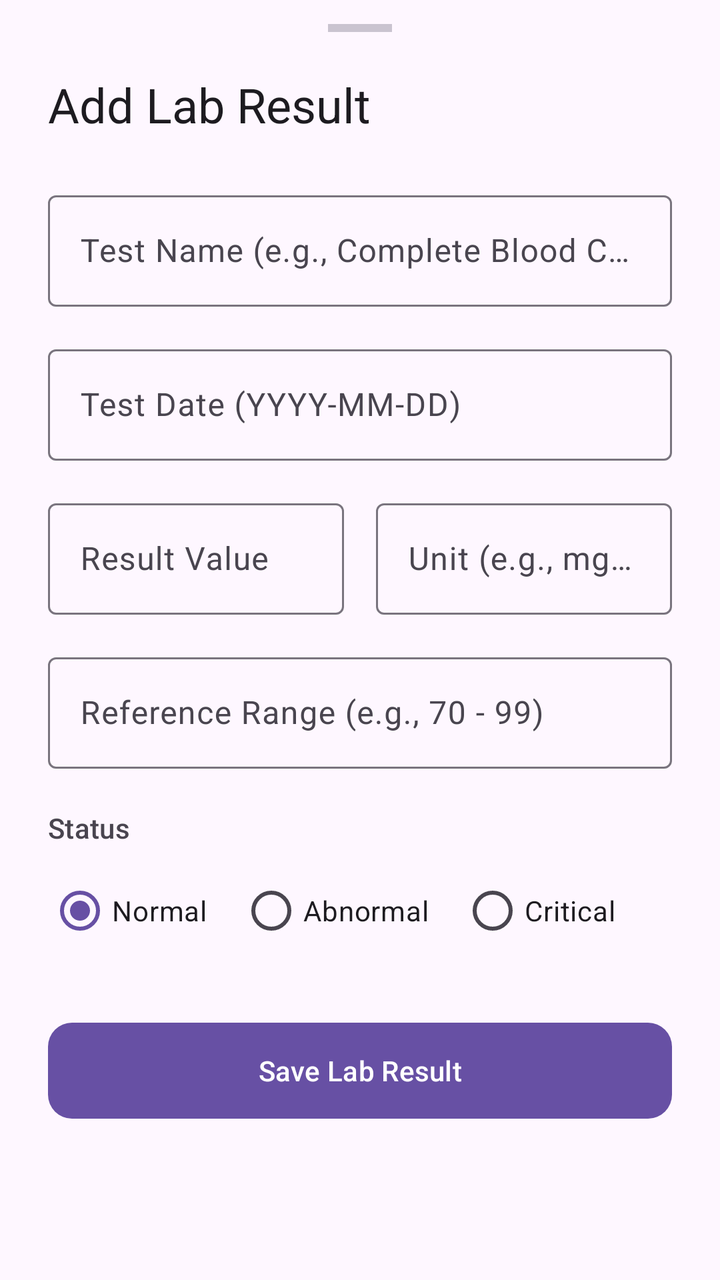
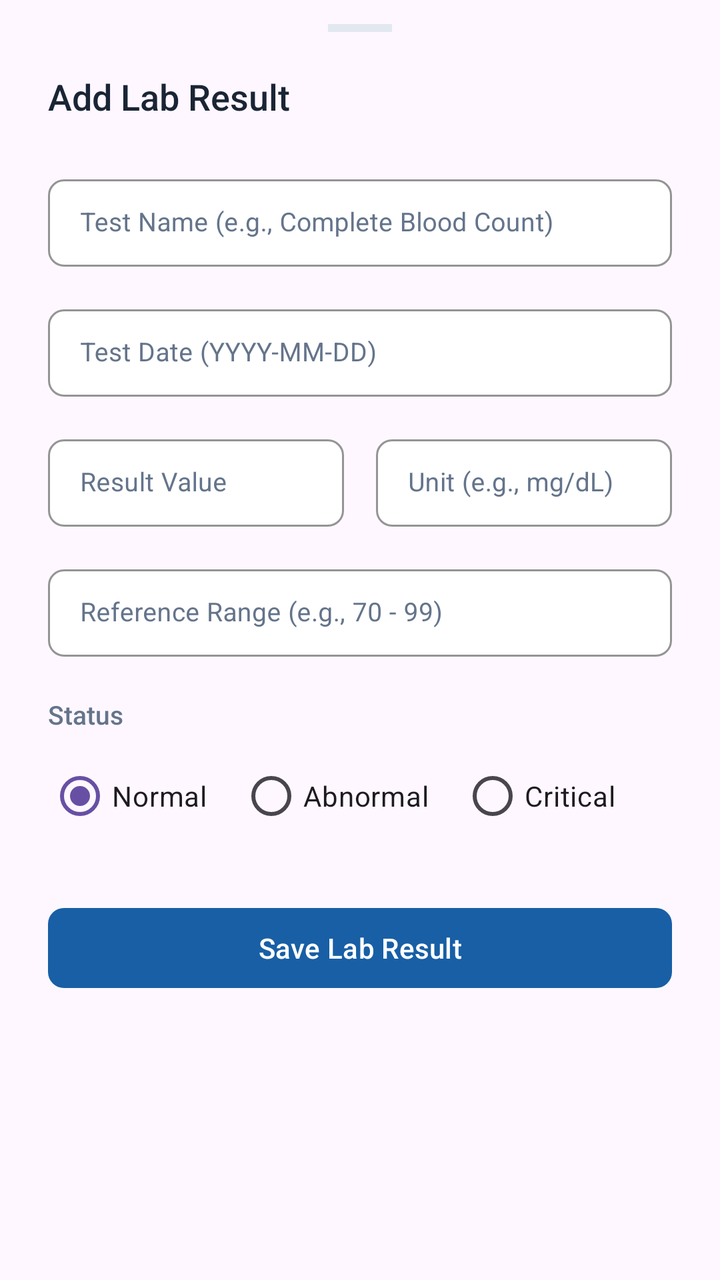

Two renders of the same Android screen: before a commit and after it. Below are the layout's source before the change and the commit's diff.
<!-- AndroidManifest.xml: application theme Theme.Healthcare_app -->
<!-- res/layout/bottom_sheet_add_lab.xml -->
<?xml version="1.0" encoding="utf-8"?>
<androidx.core.widget.NestedScrollView xmlns:android="http://schemas.android.com/apk/res/android"
    xmlns:app="http://schemas.android.com/apk/res-auto"
    android:layout_width="match_parent"
    android:layout_height="wrap_content">

    <LinearLayout
        android:layout_width="match_parent"
        android:layout_height="wrap_content"
        android:orientation="vertical"
        android:paddingStart="24dp"
        android:paddingEnd="24dp"
        android:paddingTop="12dp"
        android:paddingBottom="32dp">

        
        <View
            android:layout_width="32dp"
            android:layout_height="4dp"
            android:layout_gravity="center_horizontal"
            android:layout_marginBottom="20dp"
            android:background="?attr/colorOutlineVariant"
            android:backgroundTint="?attr/colorOutlineVariant" />

        
        <TextView
            android:id="@+id/textLabSheetTitle"
            android:layout_width="wrap_content"
            android:layout_height="wrap_content"
            android:text="Add Lab Result"
            android:textAppearance="?attr/textAppearanceHeadlineSmall"
            android:textColor="?attr/colorOnSurface"
            android:layout_marginBottom="24dp" />

        
        <com.google.android.material.textfield.TextInputLayout
            style="@style/Widget.Material3.TextInputLayout.OutlinedBox"
            android:layout_width="match_parent"
            android:layout_height="wrap_content"
            android:layout_marginBottom="16dp"
            android:hint="Test Name (e.g., Complete Blood Count)">

            <com.google.android.material.textfield.TextInputEditText
                android:id="@+id/inputTestName"
                android:layout_width="match_parent"
                android:layout_height="wrap_content"
                android:inputType="text" />

        </com.google.android.material.textfield.TextInputLayout>

        
        <com.google.android.material.textfield.TextInputLayout
            style="@style/Widget.Material3.TextInputLayout.OutlinedBox"
            android:layout_width="match_parent"
            android:layout_height="wrap_content"
            android:layout_marginBottom="16dp"
            android:hint="Test Date (YYYY-MM-DD)">

            <com.google.android.material.textfield.TextInputEditText
                android:id="@+id/inputTestDate"
                android:layout_width="match_parent"
                android:layout_height="wrap_content"
                android:focusable="false"
                android:clickable="true"
                android:inputType="none" />

        </com.google.android.material.textfield.TextInputLayout>

        
        <LinearLayout
            android:layout_width="match_parent"
            android:layout_height="wrap_content"
            android:orientation="horizontal"
            android:baselineAligned="false"
            android:layout_marginBottom="16dp">

            <com.google.android.material.textfield.TextInputLayout
                style="@style/Widget.Material3.TextInputLayout.OutlinedBox"
                android:layout_width="0dp"
                android:layout_height="wrap_content"
                android:layout_weight="1"
                android:layout_marginEnd="8dp"
                android:hint="Result Value">

                <com.google.android.material.textfield.TextInputEditText
                    android:id="@+id/inputResultValue"
                    android:layout_width="match_parent"
                    android:layout_height="wrap_content"
                    android:inputType="text" />

            </com.google.android.material.textfield.TextInputLayout>

            <com.google.android.material.textfield.TextInputLayout
                style="@style/Widget.Material3.TextInputLayout.OutlinedBox"
                android:layout_width="0dp"
                android:layout_height="wrap_content"
                android:layout_weight="1"
                android:layout_marginStart="8dp"
                android:hint="Unit (e.g., mg/dL)">

                <com.google.android.material.textfield.TextInputEditText
                    android:id="@+id/inputUnit"
                    android:layout_width="match_parent"
                    android:layout_height="wrap_content"
                    android:inputType="text" />

            </com.google.android.material.textfield.TextInputLayout>

        </LinearLayout>

        
        <com.google.android.material.textfield.TextInputLayout
            style="@style/Widget.Material3.TextInputLayout.OutlinedBox"
            android:layout_width="match_parent"
            android:layout_height="wrap_content"
            android:layout_marginBottom="20dp"
            android:hint="Reference Range (e.g., 70 - 99)">

            <com.google.android.material.textfield.TextInputEditText
                android:id="@+id/inputReferenceRange"
                android:layout_width="match_parent"
                android:layout_height="wrap_content"
                android:inputType="text" />

        </com.google.android.material.textfield.TextInputLayout>

        
        <TextView
            android:layout_width="wrap_content"
            android:layout_height="wrap_content"
            android:text="Status"
            android:textAppearance="?attr/textAppearanceLabelLarge"
            android:textColor="?attr/colorOnSurfaceVariant"
            android:layout_marginBottom="8dp" />

        
        <RadioGroup
            android:id="@+id/radioGroupLabStatus"
            android:layout_width="match_parent"
            android:layout_height="wrap_content"
            android:orientation="horizontal"
            android:layout_marginBottom="28dp">

            <com.google.android.material.radiobutton.MaterialRadioButton
                android:id="@+id/radioNormal"
                android:layout_width="wrap_content"
                android:layout_height="wrap_content"
                android:text="Normal"
                android:checked="true" />

            <com.google.android.material.radiobutton.MaterialRadioButton
                android:id="@+id/radioAbnormal"
                android:layout_width="wrap_content"
                android:layout_height="wrap_content"
                android:layout_marginStart="16dp"
                android:text="Abnormal" />

            <com.google.android.material.radiobutton.MaterialRadioButton
                android:id="@+id/radioCritical"
                android:layout_width="wrap_content"
                android:layout_height="wrap_content"
                android:layout_marginStart="16dp"
                android:text="Critical" />

        </RadioGroup>

        
        <com.google.android.material.button.MaterialButton
            android:id="@+id/btnSaveLab"
            android:layout_width="match_parent"
            android:layout_height="56dp"
            android:text="Save Lab Result"
            app:cornerRadius="12dp" />

    </LinearLayout>

</androidx.core.widget.NestedScrollView>
<!-- resources referenced by this layout -->
<resources>
  <style name="Theme.Healthcare_app" parent="Base.Theme.Healthcare_app" />
  <style name="Base.Theme.Healthcare_app" parent="Theme.Material3.DayNight.NoActionBar">
      </style>
</resources>

<!-- the commit's change to res/layout/bottom_sheet_add_lab.xml (unified diff, before → after) -->
@@ -19,8 +19,8 @@
             android:layout_height="4dp"
             android:layout_gravity="center_horizontal"
             android:layout_marginBottom="20dp"
-            android:background="?attr/colorOutlineVariant"
-            android:backgroundTint="?attr/colorOutlineVariant" />
+            android:background="#E2E8F0"
+            android:backgroundTint="#E2E8F0" />
 
         
         <TextView
@@ -28,13 +28,23 @@
             android:layout_width="wrap_content"
             android:layout_height="wrap_content"
             android:text="Add Lab Result"
-            android:textAppearance="?attr/textAppearanceHeadlineSmall"
-            android:textColor="?attr/colorOnSurface"
+            android:textSize="18sp"
+            android:fontFamily="sans-serif-medium"
+            android:textColor="#1A2535"
             android:layout_marginBottom="24dp" />
 
         
         <com.google.android.material.textfield.TextInputLayout
-            style="@style/Widget.Material3.TextInputLayout.OutlinedBox"
+            style="@style/Widget.MaterialComponents.TextInputLayout.OutlinedBox.Dense"
+            android:textColorHint="#64748B"
+            app:boxBackgroundColor="#FFFFFF"
+            app:boxStrokeColor="#E2E8F0"
+            app:boxStrokeWidth="1dp"
+            app:boxCornerRadiusTopStart="8dp"
+            app:boxCornerRadiusTopEnd="8dp"
+            app:boxCornerRadiusBottomStart="8dp"
+            app:boxCornerRadiusBottomEnd="8dp"
+            app:hintTextColor="#185FA5"
             android:layout_width="match_parent"
             android:layout_height="wrap_content"
             android:layout_marginBottom="16dp"
@@ -44,13 +54,25 @@
                 android:id="@+id/inputTestName"
                 android:layout_width="match_parent"
                 android:layout_height="wrap_content"
-                android:inputType="text" />
+                android:inputType="text"
+                android:textSize="13sp"
+                android:textColor="#1A2535"
+                android:fontFamily="sans-serif" />
 
         </com.google.android.material.textfield.TextInputLayout>
 
         
         <com.google.android.material.textfield.TextInputLayout
-            style="@style/Widget.Material3.TextInputLayout.OutlinedBox"
+            style="@style/Widget.MaterialComponents.TextInputLayout.OutlinedBox.Dense"
+            android:textColorHint="#64748B"
+            app:boxBackgroundColor="#FFFFFF"
+            app:boxStrokeColor="#E2E8F0"
+            app:boxStrokeWidth="1dp"
+            app:boxCornerRadiusTopStart="8dp"
+            app:boxCornerRadiusTopEnd="8dp"
+            app:boxCornerRadiusBottomStart="8dp"
+            app:boxCornerRadiusBottomEnd="8dp"
+            app:hintTextColor="#185FA5"
             android:layout_width="match_parent"
             android:layout_height="wrap_content"
             android:layout_marginBottom="16dp"
@@ -62,7 +84,10 @@
                 android:layout_height="wrap_content"
                 android:focusable="false"
                 android:clickable="true"
-                android:inputType="none" />
+                android:inputType="none"
+                android:textSize="13sp"
+                android:textColor="#1A2535"
+                android:fontFamily="sans-serif" />
 
         </com.google.android.material.textfield.TextInputLayout>
 
@@ -75,7 +100,16 @@
             android:layout_marginBottom="16dp">
 
             <com.google.android.material.textfield.TextInputLayout
-                style="@style/Widget.Material3.TextInputLayout.OutlinedBox"
+                style="@style/Widget.MaterialComponents.TextInputLayout.OutlinedBox.Dense"
+            android:textColorHint="#64748B"
+            app:boxBackgroundColor="#FFFFFF"
+            app:boxStrokeColor="#E2E8F0"
+            app:boxStrokeWidth="1dp"
+            app:boxCornerRadiusTopStart="8dp"
+            app:boxCornerRadiusTopEnd="8dp"
+            app:boxCornerRadiusBottomStart="8dp"
+            app:boxCornerRadiusBottomEnd="8dp"
+            app:hintTextColor="#185FA5"
                 android:layout_width="0dp"
                 android:layout_height="wrap_content"
                 android:layout_weight="1"
@@ -83,15 +117,27 @@
                 android:hint="Result Value">
 
                 <com.google.android.material.textfield.TextInputEditText
-                    android:id="@+id/inputResultValue"
-                    android:layout_width="match_parent"
-                    android:layout_height="wrap_content"
-                    android:inputType="text" />
+                android:id="@+id/inputResultValue"
+                android:layout_width="match_parent"
+                android:layout_height="wrap_content"
+                android:inputType="text"
+                android:textSize="13sp"
+                android:textColor="#1A2535"
+                android:fontFamily="sans-serif" />
 
             </com.google.android.material.textfield.TextInputLayout>
 
             <com.google.android.material.textfield.TextInputLayout
-                style="@style/Widget.Material3.TextInputLayout.OutlinedBox"
+                style="@style/Widget.MaterialComponents.TextInputLayout.OutlinedBox.Dense"
+            android:textColorHint="#64748B"
+            app:boxBackgroundColor="#FFFFFF"
+            app:boxStrokeColor="#E2E8F0"
+            app:boxStrokeWidth="1dp"
+            app:boxCornerRadiusTopStart="8dp"
+            app:boxCornerRadiusTopEnd="8dp"
+            app:boxCornerRadiusBottomStart="8dp"
+            app:boxCornerRadiusBottomEnd="8dp"
+            app:hintTextColor="#185FA5"
                 android:layout_width="0dp"
                 android:layout_height="wrap_content"
                 android:layout_weight="1"
@@ -99,10 +145,13 @@
                 android:hint="Unit (e.g., mg/dL)">
 
                 <com.google.android.material.textfield.TextInputEditText
-                    android:id="@+id/inputUnit"
-                    android:layout_width="match_parent"
-                    android:layout_height="wrap_content"
-                    android:inputType="text" />
+                android:id="@+id/inputUnit"
+                android:layout_width="match_parent"
+                android:layout_height="wrap_content"
+                android:inputType="text"
+                android:textSize="13sp"
+                android:textColor="#1A2535"
+                android:fontFamily="sans-serif" />
 
             </com.google.android.material.textfield.TextInputLayout>
 
@@ -110,7 +159,16 @@
 
         
         <com.google.android.material.textfield.TextInputLayout
-            style="@style/Widget.Material3.TextInputLayout.OutlinedBox"
+            style="@style/Widget.MaterialComponents.TextInputLayout.OutlinedBox.Dense"
+            android:textColorHint="#64748B"
+            app:boxBackgroundColor="#FFFFFF"
+            app:boxStrokeColor="#E2E8F0"
+            app:boxStrokeWidth="1dp"
+            app:boxCornerRadiusTopStart="8dp"
+            app:boxCornerRadiusTopEnd="8dp"
+            app:boxCornerRadiusBottomStart="8dp"
+            app:boxCornerRadiusBottomEnd="8dp"
+            app:hintTextColor="#185FA5"
             android:layout_width="match_parent"
             android:layout_height="wrap_content"
             android:layout_marginBottom="20dp"
@@ -120,7 +178,10 @@
                 android:id="@+id/inputReferenceRange"
                 android:layout_width="match_parent"
                 android:layout_height="wrap_content"
-                android:inputType="text" />
+                android:inputType="text"
+                android:textSize="13sp"
+                android:textColor="#1A2535"
+                android:fontFamily="sans-serif" />
 
         </com.google.android.material.textfield.TextInputLayout>
 
@@ -129,8 +190,9 @@
             android:layout_width="wrap_content"
             android:layout_height="wrap_content"
             android:text="Status"
-            android:textAppearance="?attr/textAppearanceLabelLarge"
-            android:textColor="?attr/colorOnSurfaceVariant"
+            android:textSize="13sp"
+            android:fontFamily="sans-serif-medium"
+            android:textColor="#64748B"
             android:layout_marginBottom="8dp" />
 
         
@@ -168,9 +230,14 @@
         <com.google.android.material.button.MaterialButton
             android:id="@+id/btnSaveLab"
             android:layout_width="match_parent"
-            android:layout_height="56dp"
+            android:layout_height="48dp"
             android:text="Save Lab Result"
-            app:cornerRadius="12dp" />
+            app:cornerRadius="8dp"
+            app:elevation="0dp"
+            app:backgroundTint="#185FA5"
+            android:textColor="#FFFFFF"
+            android:textAllCaps="false"
+            android:fontFamily="sans-serif-medium" />
 
     </LinearLayout>
 
<!-- resource entries referenced after the edit -->
@@ -1,7 +1,32 @@
 <!-- resources referenced by this layout -->
 <resources>
   <style name="Theme.Healthcare_app" parent="Base.Theme.Healthcare_app" />
-  <style name="Base.Theme.Healthcare_app" parent="Theme.Material3.DayNight.NoActionBar">
+  <style name="Base.Theme.Healthcare_app" parent="Theme.Material3.Light.NoActionBar">
+          <item name="bottomSheetDialogTheme">@style/Theme.Healthcare_app.BottomSheetDialog</item>
+      </style>
+  <style name="Theme.Healthcare_app.BottomSheetDialog" parent="ThemeOverlay.Material3.BottomSheetDialog">
+          <item name="android:windowIsFloating">false</item>
+          <item name="android:backgroundDimEnabled">true</item>
+          
+          <item name="colorSurface">#FFFFFF</item>
+          <item name="colorOnSurface">#1A2535</item>
+          <item name="colorOnSurfaceVariant">#64748B</item>
+          <item name="android:colorBackground">#FFFFFF</item>
+          <item name="colorPrimary">#185FA5</item>
+          <item name="colorOnPrimary">#FFFFFF</item>
+          
+          <item name="android:textColorPrimary">#1A2535</item>
+          <item name="android:textColorSecondary">#64748B</item>
+          <item name="android:textColorHint">#64748B</item>
+          
+          <item name="colorControlNormal">#E2E8F0</item>
+          <item name="colorControlActivated">#185FA5</item>
+          
+          <item name="bottomSheetStyle">@style/LightBottomSheetStyle</item>
+      </style>
+  <style name="LightBottomSheetStyle" parent="Widget.Material3.BottomSheet.Modal">
+          <item name="backgroundTint">#FFFFFF</item>
+          <item name="android:elevation">0dp</item>
       </style>
 </resources>
 
